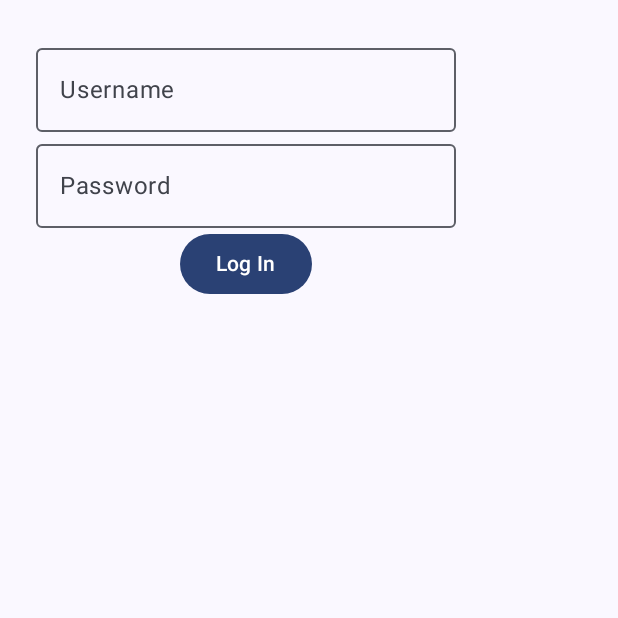
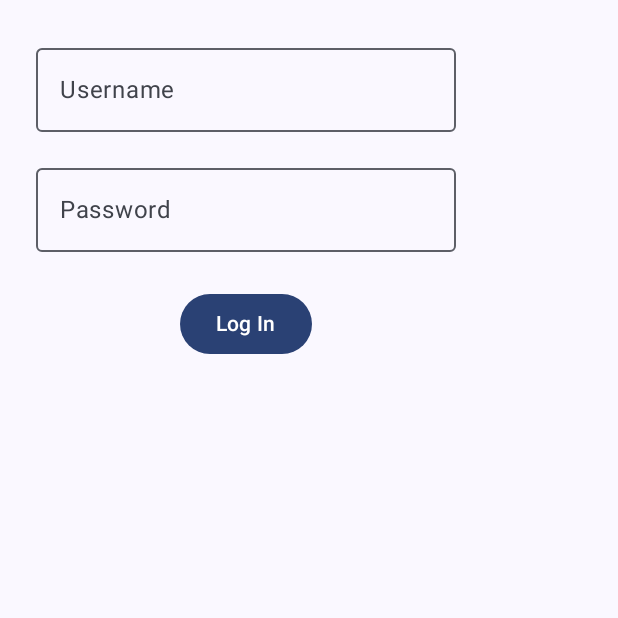
Before and after one commit to vinnorman/WhosIn, an Android app built with Jetpack Compose: the screen it shows after launch (MainActivity), on a phone screen of 412 x 824 dp, the top half of it. Run offline under Robolectric (Android 15) with nearby library versions, the light colour scheme and no system bars.

Commit message:
Extract Main App composable state into AppState file

```diff
--- a/app/src/main/AndroidManifest.xml
+++ b/app/src/main/AndroidManifest.xml
@@ -14,7 +14,7 @@
         android:theme="@style/Theme.WhosIn"
         tools:targetApi="31">
         <activity
-            android:name=".MainActivity"
+            android:name=".ui.MainActivity"
             android:exported="true"
             android:label="@string/app_name"
             android:theme="@style/Theme.WhosIn">
--- a/app/src/main/java/com/gonativecoders/whosin/MainActivity.kt
+++ /dev/null
@@ -1,65 +0,0 @@
-@file:OptIn(ExperimentalMaterial3Api::class)
-
-package com.gonativecoders.whosin
-
-import android.os.Bundle
-import androidx.activity.ComponentActivity
-import androidx.activity.compose.setContent
-import androidx.compose.foundation.layout.padding
-import androidx.compose.material3.ExperimentalMaterial3Api
-import androidx.compose.material3.Scaffold
-import androidx.compose.runtime.getValue
-import androidx.compose.runtime.mutableStateOf
-import androidx.compose.runtime.saveable.rememberSaveable
-import androidx.compose.runtime.setValue
-import androidx.compose.ui.Modifier
-import androidx.navigation.compose.NavHost
-import androidx.navigation.compose.composable
-import androidx.navigation.compose.currentBackStackEntryAsState
-import androidx.navigation.compose.rememberNavController
-import com.gonativecoders.whosin.ui.navigation.BottomNavigation
-import com.gonativecoders.whosin.ui.navigation.Screen
-import com.gonativecoders.whosin.ui.screens.account.AccountScreen
-import com.gonativecoders.whosin.ui.screens.login.LoginScreen
-import com.gonativecoders.whosin.ui.screens.me.MeScreen
-import com.gonativecoders.whosin.ui.screens.whosin.WhosInScreen
-import com.gonativecoders.whosin.ui.theme.WhosInTheme
-
-
-class MainActivity : ComponentActivity() {
-    override fun onCreate(savedInstanceState: Bundle?) {
-        super.onCreate(savedInstanceState)
-        setContent {
-            WhosInTheme {
-
-                val navController = rememberNavController()
-                var isBottomNavDestination by rememberSaveable { mutableStateOf(true) }
-
-                val navBackStackEntry by navController.currentBackStackEntryAsState()
-                isBottomNavDestination = when (navBackStackEntry?.destination?.route) {
-                    Screen.Login.route -> false
-                    else -> true
-                }
-                Scaffold(
-                    bottomBar = { if (isBottomNavDestination) BottomNavigation(navController) },
-                    content = { innerPadding ->
-                        NavHost(
-                            navController = navController,
-                            startDestination = Screen.Login.route,
-                            modifier = Modifier.padding(innerPadding)
-                        ) {
-                            composable(Screen.Login.route) {
-                                LoginScreen(onLoggedIn = { navController.navigate(Screen.WhosIn.route) })
-                            }
-                            composable(Screen.WhosIn.route) { WhosInScreen() }
-                            composable(Screen.Me.route) { MeScreen() }
-                            composable(Screen.Account.route) { AccountScreen() }
-                        }
-                    }
-                )
-
-            }
-
-        }
-    }
-}
--- /dev/null
+++ b/app/src/main/java/com/gonativecoders/whosin/ui/MainActivity.kt
@@ -0,0 +1,14 @@
+package com.gonativecoders.whosin.ui
+
+import android.os.Bundle
+import androidx.activity.ComponentActivity
+import androidx.activity.compose.setContent
+
+class MainActivity : ComponentActivity() {
+
+    override fun onCreate(savedInstanceState: Bundle?) {
+        super.onCreate(savedInstanceState)
+        setContent { WhosInApp() }
+    }
+
+}
--- /dev/null
+++ b/app/src/main/java/com/gonativecoders/whosin/ui/WhosInApp.kt
@@ -0,0 +1,50 @@
+@file:OptIn(ExperimentalMaterial3Api::class)
+
+package com.gonativecoders.whosin.ui
+
+import androidx.compose.foundation.layout.padding
+import androidx.compose.material3.ExperimentalMaterial3Api
+import androidx.compose.material3.Scaffold
+import androidx.compose.runtime.Composable
+import androidx.compose.ui.Modifier
+import androidx.navigation.compose.NavHost
+import androidx.navigation.compose.composable
+import com.gonativecoders.whosin.ui.navigation.BottomNavigation
+import com.gonativecoders.whosin.ui.navigation.Screen
+import com.gonativecoders.whosin.ui.screens.account.AccountScreen
+import com.gonativecoders.whosin.ui.screens.login.LoginScreen
+import com.gonativecoders.whosin.ui.screens.me.MeScreen
+import com.gonativecoders.whosin.ui.screens.whosin.WhosInScreen
+import com.gonativecoders.whosin.ui.theme.WhosInTheme
+
+@Composable
+fun WhosInApp() {
+    WhosInTheme {
+        val appState = rememberAppState()
+
+        Scaffold(
+            bottomBar = { if (appState.isBottomNavigationRoute) BottomNavigation(appState.navController) },
+            content = { innerPadding ->
+                NavHost(
+                    navController = appState.navController,
+                    startDestination = Screen.Login.route,
+                    modifier = Modifier.padding(innerPadding)
+                ) {
+                    composable(Screen.Login.route) {
+                        LoginScreen(onLoggedIn = {
+                            appState.navController.navigate(Screen.BottomNavScreen.WhosIn.route) {
+                                popUpTo(appState.navController.currentBackStackEntry?.destination?.route ?: return@navigate) {
+                                    inclusive = true
+                                }
+                            }
+                        })
+                    }
+                    composable(Screen.BottomNavScreen.WhosIn.route) { WhosInScreen() }
+                    composable(Screen.BottomNavScreen.Me.route) { MeScreen() }
+                    composable(Screen.BottomNavScreen.Account.route) { AccountScreen() }
+                }
+            }
+        )
+
+    }
+}
--- /dev/null
+++ b/app/src/main/java/com/gonativecoders/whosin/ui/WhosInAppState.kt
@@ -0,0 +1,26 @@
+package com.gonativecoders.whosin.ui
+
+import androidx.compose.runtime.Composable
+import androidx.compose.runtime.Stable
+import androidx.compose.runtime.remember
+import androidx.navigation.NavHostController
+import androidx.navigation.compose.currentBackStackEntryAsState
+import androidx.navigation.compose.rememberNavController
+import com.gonativecoders.whosin.ui.navigation.Screen
+
+
+@Composable
+fun rememberAppState(
+    navController: NavHostController = rememberNavController()
+) = remember(navController) { AppState(navController) }
+
+@Stable
+class AppState(val navController: NavHostController) {
+
+    val isBottomNavigationRoute: Boolean
+        @Composable get() = when (navController.currentBackStackEntryAsState().value?.destination?.route) {
+            Screen.Login.route -> false
+            else -> true
+        }
+
+}
--- a/app/src/main/java/com/gonativecoders/whosin/ui/navigation/BottomNavigation.kt
+++ b/app/src/main/java/com/gonativecoders/whosin/ui/navigation/BottomNavigation.kt
@@ -8,6 +8,7 @@ import androidx.compose.runtime.Composable
 import androidx.compose.runtime.getValue
 import androidx.navigation.NavController
 import androidx.navigation.compose.currentBackStackEntryAsState
+import com.gonativecoders.whosin.ui.Screen
 
 @Composable
 fun BottomNavigation(navController: NavController) {
@@ -15,7 +16,7 @@ fun BottomNavigation(navController: NavController) {
     val currentRoute = navBackStackEntry?.destination?.route
 
     NavigationBar {
-        val items = listOf(Screen.WhosIn, Screen.Me, Screen.Account)
+        val items = listOf(Screen.BottomNavScreen.WhosIn, Screen.BottomNavScreen.Me, Screen.BottomNavScreen.Account)
         items.forEachIndexed { index, screen ->
             NavigationBarItem(
                 icon = { Icon(screen.icon, contentDescription = screen.route) },
--- a/app/src/main/java/com/gonativecoders/whosin/ui/navigation/Screen.kt
+++ b/app/src/main/java/com/gonativecoders/whosin/ui/navigation/Screen.kt
@@ -1,12 +1,18 @@
 package com.gonativecoders.whosin.ui.navigation
 
 import androidx.compose.material.icons.Icons
-import androidx.compose.material.icons.filled.*
+import androidx.compose.material.icons.filled.AccountCircle
+import androidx.compose.material.icons.filled.DateRange
+import androidx.compose.material.icons.filled.Search
 import androidx.compose.ui.graphics.vector.ImageVector
 
-sealed class Screen(val route: String, val displayText: String, val icon: ImageVector) {
-    object Login : Screen("login", "Login", Icons.Filled.Person)
-    object WhosIn : Screen("whosin", "Who's In?", Icons.Filled.Search)
-    object Me : Screen("me", "Me", Icons.Filled.DateRange)
-    object Account : Screen("account", "Account", Icons.Filled.AccountCircle)
+sealed class Screen(val route: String) {
+    object Login : Screen("login")
+
+    sealed class BottomNavScreen(route: String, val displayText: String, val icon: ImageVector) : Screen(route) {
+        object WhosIn : BottomNavScreen("whosin", "Who's In?", Icons.Filled.Search)
+        object Me : BottomNavScreen("me", "Me", Icons.Filled.DateRange)
+        object Account : BottomNavScreen("account", "Account", Icons.Filled.AccountCircle)
+    }
+
 }
--- a/app/src/main/java/com/gonativecoders/whosin/ui/screens/login/LoginScreen.kt
+++ b/app/src/main/java/com/gonativecoders/whosin/ui/screens/login/LoginScreen.kt
@@ -2,9 +2,7 @@
 
 package com.gonativecoders.whosin.ui.screens.login
 
-import androidx.compose.foundation.layout.Column
-import androidx.compose.foundation.layout.fillMaxSize
-import androidx.compose.foundation.layout.padding
+import androidx.compose.foundation.layout.*
 import androidx.compose.material3.*
 import androidx.compose.runtime.Composable
 import androidx.compose.ui.Alignment
@@ -16,9 +14,12 @@ import com.gonativecoders.whosin.ui.theme.WhosInTheme
 @Composable
 fun LoginScreen(onLoggedIn: () -> Unit) {
     Column(modifier = Modifier.padding(24.dp),
-    horizontalAlignment = Alignment.CenterHorizontally) {
+    horizontalAlignment = Alignment.CenterHorizontally,
+    verticalArrangement = Arrangement.Center) {
         OutlinedTextField(value = "", onValueChange = {}, label = { Text(text = "Username") })
+        Spacer(modifier = Modifier.size(16.dp))
         OutlinedTextField(value = "", onValueChange = {}, label = { Text(text = "Password") })
+        Spacer(modifier = Modifier.size(24.dp))
         Button(onClick = onLoggedIn) {
             Text(text = "Log In")
         }
```
